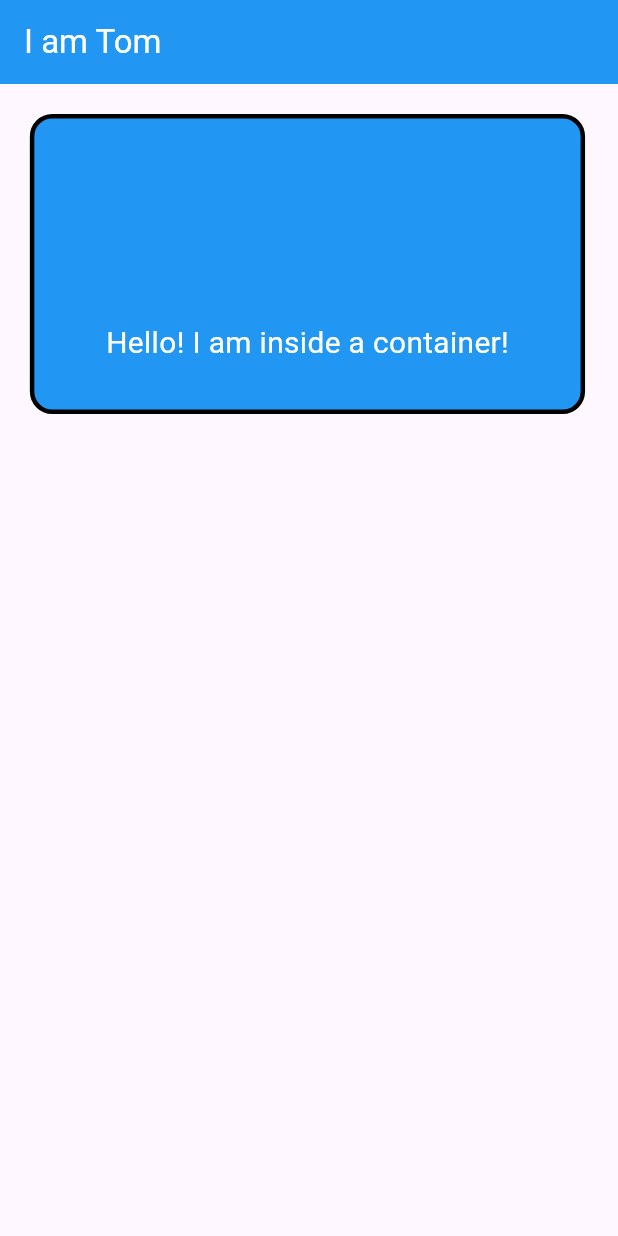
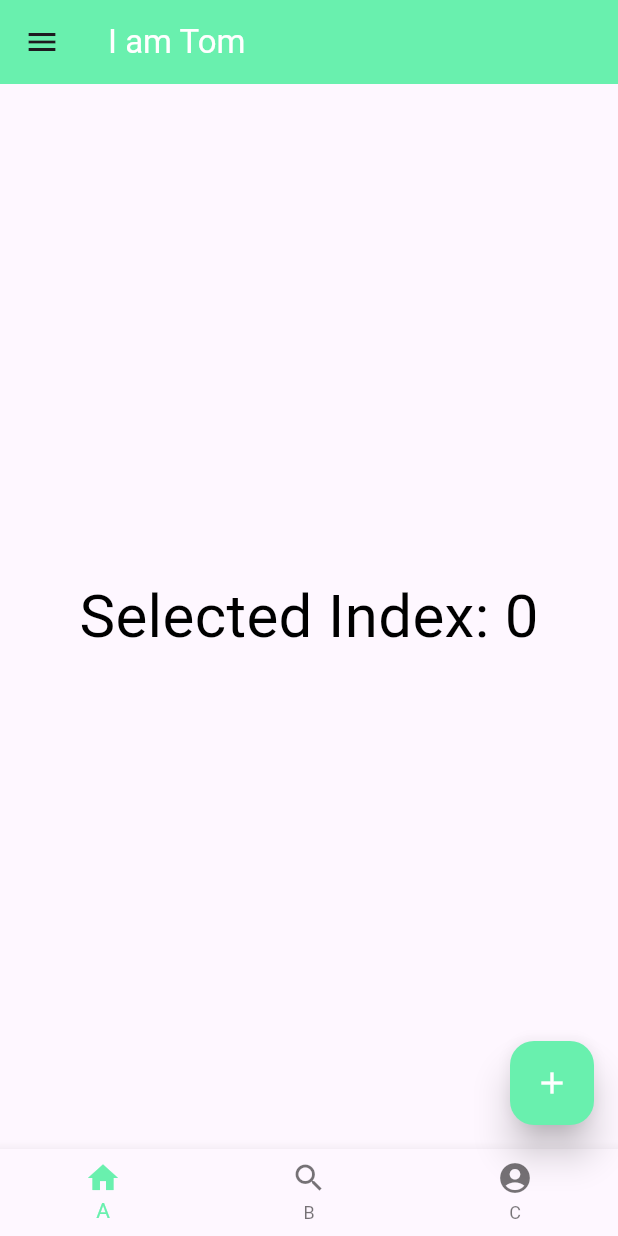
Before and after one commit to tom-sabu/Widgets-In-Flutter, a Flutter app: the screen it shows after launch, on a phone screen of 412 x 824 dp. Run offline on Flutter 3.47's test engine with Material 3 defaults, Android fonts, the phone set to English and light mode, and no system bars.

Commit message:
Scaffold Widget: FloatingActionButton, drawer, BottomNavigationBar

```diff
--- a/lib/main.dart
+++ b/lib/main.dart
@@ -2,39 +2,117 @@ import 'package:flutter/material.dart';
 
 void main() => runApp(const MyApp());
 
-class MyApp extends StatelessWidget
-{
-  const MyApp({Key? key}) : super(key: key);
+class MyApp extends StatelessWidget {
+  const MyApp({super.key});
   @override
-  Widget build(BuildContext context)
-  {
+  Widget build(BuildContext context) {
     return MaterialApp(
       debugShowCheckedModeBanner: false,
-      home: Scaffold(
+      title: 'Scaffold Example',
+      home: MyHomePage(),
+    );
+  }
+}
+
+class MyHomePage extends StatefulWidget {
+  const MyHomePage({super.key});
+  @override
+  _MyHomePageState createState() => _MyHomePageState();
+}
+
+class _MyHomePageState extends State<MyHomePage> {
+  int _selectedIndex = 0;
+
+  // Method to handle bottom navigation bar item taps
+  void _onItemTapped(int index) {
+    setState(() {
+      _selectedIndex = index;
+    });
+  }
+  @override
+  Widget build(BuildContext context) {
+    return Scaffold(
       appBar: AppBar(
-          backgroundColor: Colors.blue,
+        backgroundColor: Colors.greenAccent,
         title: const Text(
           "I am Tom",
           style: TextStyle(color: Colors.white),
         ),
       ),
-        body: Container(
-          height: 200,
-          width: double.infinity,
-          alignment: Alignment.bottomCenter,
-          margin: const EdgeInsets.all(20),
-          padding: const EdgeInsets.all(30),
-          decoration: BoxDecoration(
-            color: Colors.blue,
-            borderRadius: BorderRadius.circular(15),
-            border: Border.all(color: Colors.black, width: 3),
-          ),
-          transform: Matrix4.rotationY(0.1),
-          child: const Text(
-            "Hello! I am inside a container!",
-            style: TextStyle(fontSize: 20, color: Colors.white),
+      body: Center(
+        child: Column(
+          mainAxisAlignment: MainAxisAlignment.center,
+          children: [
+            Text(
+              'Selected Index: $_selectedIndex',
+              style: const TextStyle(
+                color: Colors.black,
+                fontSize: 40,
               ),
             ),
+          ],
+        ),
+      ),
+      floatingActionButton: FloatingActionButton(
+        backgroundColor: Colors.greenAccent,
+        elevation: 10,
+        child: const Icon(
+          Icons.add,
+          color: Colors.white,
+        ),
+        onPressed: () {
+          ScaffoldMessenger.of(context).showSnackBar(
+            const SnackBar(
+              content: Text("I am the Greatest!"),
+            ),
+          );
+        },
+      ),
+      drawer: Drawer(
+        child: ListView(
+          children: const [
+            DrawerHeader(
+              decoration: BoxDecoration(
+                color: Colors.green,
+              ),
+              child: Text(
+                "I am",
+                style: TextStyle(
+                  color: Colors.white,
+                  fontSize: 24,
+                ),
+              ),
+            ),
+              ListTile(
+                title: Text('Alpha'), leading: Icon(Icons.local_fire_department_outlined),
+              ),
+              ListTile(
+                title: Text('Beta'),leading: Icon(Icons.water_drop_outlined),
+              ),
+              ListTile(
+                title: Text('Gamma'),leading: Icon(Icons.air),
+              ),
+          ],
+        ),
+      ),
+      bottomNavigationBar: BottomNavigationBar(
+          items: const[
+            BottomNavigationBarItem(
+                label: "A",
+                icon: Icon(Icons.home)
+            ),
+            BottomNavigationBarItem(
+                label: "B",
+                icon: Icon(Icons.search)
+            ),
+            BottomNavigationBarItem(
+                label: "C",
+                icon: Icon(Icons.account_circle)
+            ),
+          ],
+          currentIndex: _selectedIndex,
+          selectedItemColor: Colors.greenAccent,
+          onTap: _onItemTapped,
         ),
     );
   }
```
Lines whose indentation alone changed are shown as unchanged.
